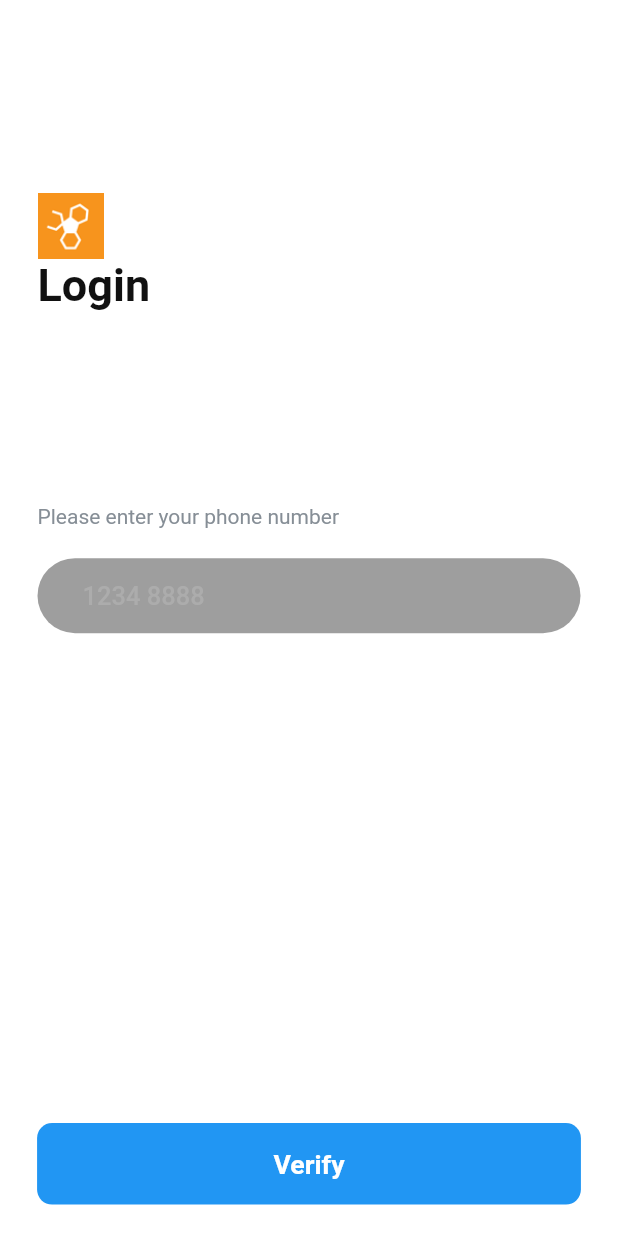
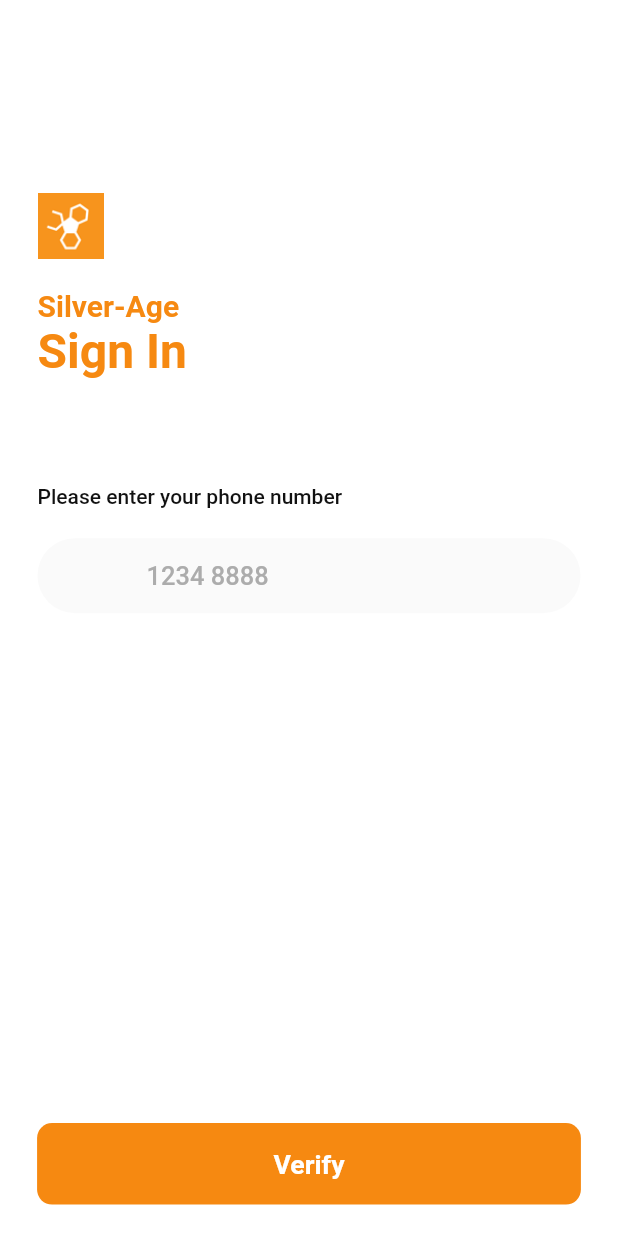
Before and after one commit to AlexSze/hackust2021-wellbeeing, a Flutter app: the screen it shows after launch, on a phone screen of 412 x 824 dp. Run offline on Flutter 3.47's test engine with Material 2 defaults, Android fonts, the phone set to English and light mode, and no system bars; our stand-ins replace firebase_auth, firebase_core, permission_handler; missing offline and left inert: noise_meter; accounts and stored records are empty.

Commit message:
enhanced ui

```diff
--- a/lib/main.dart
+++ b/lib/main.dart
@@ -16,10 +16,10 @@ class MyApp extends StatelessWidget {
       theme: ThemeData(
         primarySwatch: Colors.blue,
         visualDensity: VisualDensity.adaptivePlatformDensity,
-        accentColor: Colors.blue,
-        primaryColorLight: Color(0xFFFEF7F8),
+        accentColor: Color.fromRGBO(246, 137, 17, 1),
+        primaryColorLight: Color.fromRGBO(243, 113, 1, 1),
         canvasColor: Colors.white,
-        dialogBackgroundColor: Colors.grey,
+        dialogBackgroundColor: Color.fromRGBO(250, 250, 250, 1),
         hintColor: Color.fromRGBO(172, 172, 172, 1),
         textTheme: ThemeData.light().textTheme.copyWith(
               headline1: TextStyle(
--- a/lib/screen/auth/loginPage.dart
+++ b/lib/screen/auth/loginPage.dart
@@ -38,7 +38,9 @@ class _LoginPageState extends State<LoginPage> {
                 _isLoading = false;
               },
             ),
-      body: Form(
+      body: SingleChildScrollView(
+        physics: AlwaysScrollableScrollPhysics(),
+        child: Form(
             key: formKey,
             child: Padding(
               padding: const EdgeInsets.only(left: 25.0, right: 25.0),
@@ -52,12 +54,28 @@ class _LoginPageState extends State<LoginPage> {
                     height: 44.0,
                     width: 44.0,
                   ),
+                  SizedBox(height: 20.0),
                   Text(
-                  'Login',
-                  style: Theme.of(context).textTheme.headline1,
+                    'Silver-Age',
+                    style: TextStyle(
+                      fontSize: 20,
+                      color: Theme.of(context).accentColor,
+                      fontWeight: FontWeight.w700,
                     ),
-                SizedBox(height: defaultSize * 13),
-                Text('Please enter your phone number'),
+                  ),
+                  Text(
+                    'Sign In',
+                    style: TextStyle(
+                      fontSize: 32,
+                      color: Theme.of(context).accentColor,
+                      fontWeight: FontWeight.w700,
+                    ),
+                  ),
+                  SizedBox(height: defaultSize * 7),
+                  Text(
+                    'Please enter your phone number',
+                    style: Theme.of(context).textTheme.bodyText1,
+                  ),
                   SizedBox(height: 20.0),
                   TextBubble(
                     1,
@@ -75,9 +93,15 @@ class _LoginPageState extends State<LoginPage> {
                       });
                     },
                     false,
+                    prefix: true,
                   ),
                   SizedBox(height: 50.0),
-                codeSent ? Text('Please enter the OTP code') : Container(),
+                  codeSent
+                      ? Text(
+                          'Please enter the OTP code',
+                          style: Theme.of(context).textTheme.bodyText1,
+                        )
+                      : Container(),
                   SizedBox(height: 20.0),
                   codeSent
                       ? TextBubble(
@@ -92,12 +116,14 @@ class _LoginPageState extends State<LoginPage> {
                               this.smsCode = val;
                             });
                           },
-                        false,
+                          true,
                         )
                       : Container(),
+                  SizedBox(height: defaultSize * 13),
                 ],
               ),
             )),
+      ),
     );
   }
 
--- a/lib/widgets/input/textBubble.dart
+++ b/lib/widgets/input/textBubble.dart
@@ -10,6 +10,7 @@ class TextBubble extends StatefulWidget {
   final bool focus;
   final TextInputType textInputType;
   final String allowCharacters;
+  final bool prefix;
 
   TextBubble(
     this.maxline,
@@ -20,6 +21,7 @@ class TextBubble extends StatefulWidget {
     this.focus, {
     this.textInputType = TextInputType.text,
     this.allowCharacters = ".",
+    this.prefix = false,
   });
 
   @override
@@ -76,6 +78,12 @@ class _TextBubbleState extends State<TextBubble> {
           fontWeight: FontWeight.w500,
           color: Theme.of(context).hintColor,
         ),
+        prefix: this.widget.prefix ? Text('+852 ') : Text(''),
+        prefixStyle: TextStyle(
+          fontSize: 17.0,
+          fontWeight: FontWeight.w500,
+          color: Color.fromRGBO(17, 17, 17, 1),
+        ),
       ),
       onChanged: this.widget.action,
       autofocus: this.widget.focus,
```
Lines whose indentation alone changed are shown as unchanged.
